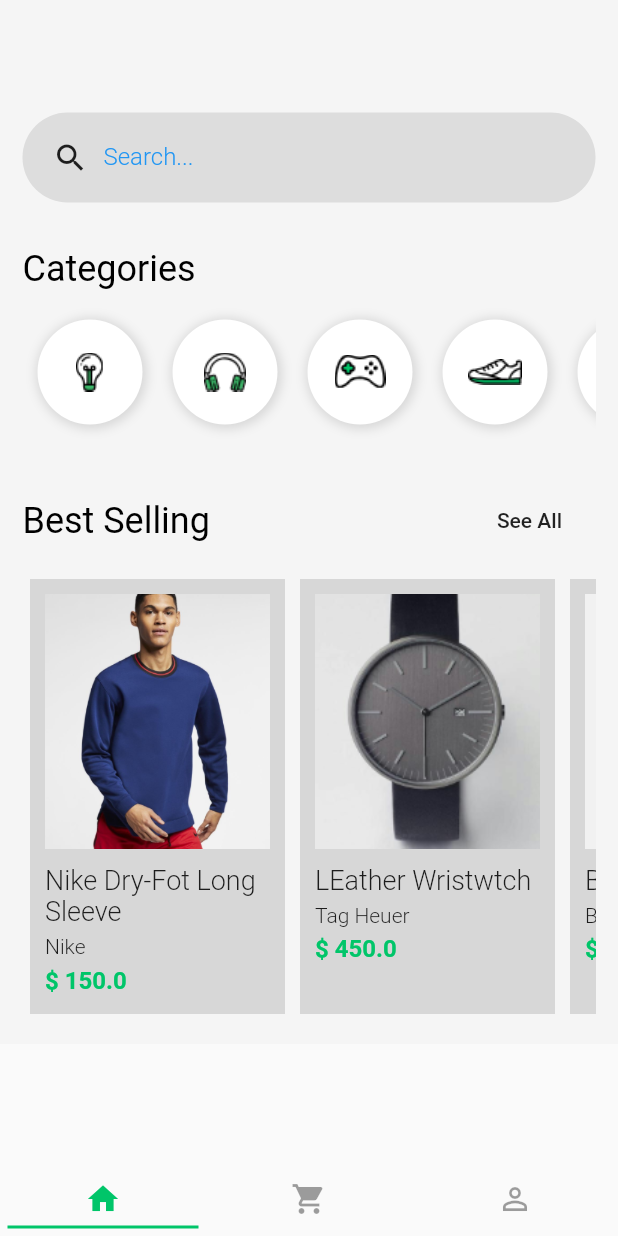
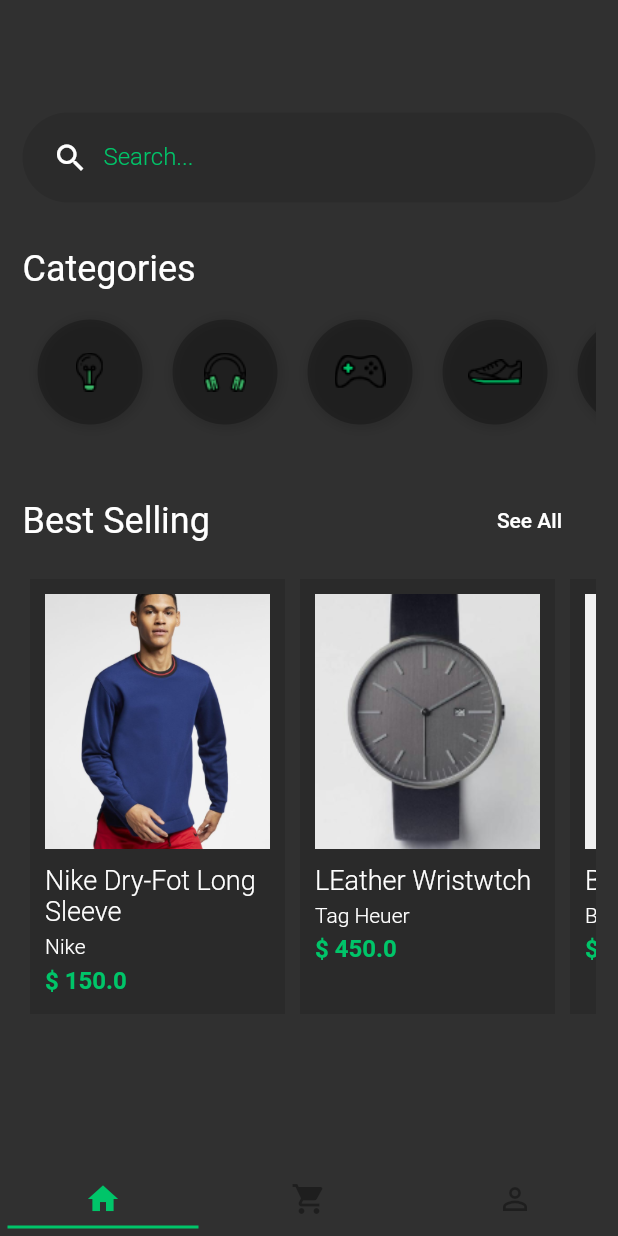
Before and after one commit to rodrigofelipejr/flutter-dart-balta.io, a Flutter app: the screen it shows after launch, on a phone screen of 412 x 824 dp. Run offline on Flutter 3.47's test engine with Material 2 defaults, Android fonts, the phone set to English and light mode, and no system bars; our stand-ins replace flutter_masked_text, shared_preferences.

Commit message:
Dominando Layouts no Flutter - Trocando Temas (darkYellowTheme)

```diff
--- a/app_shopping/lib/main.dart
+++ b/app_shopping/lib/main.dart
@@ -1,5 +1,7 @@
 import 'package:app_shopping/pages/tabs.page.dart';
-import 'package:app_shopping/theme/light.theme.dart';
+import 'package:app_shopping/themes/dark-yellow.theme.dart';
+import 'package:app_shopping/themes/dark.theme.dart';
+import 'package:app_shopping/themes/light.theme.dart';
 import 'package:flutter/material.dart';
 
 void main() => runApp(MyApp());
@@ -10,7 +12,7 @@ class MyApp extends StatelessWidget {
     return MaterialApp(
       title: "Flutter Demo",
       debugShowCheckedModeBanner: false,
-      theme: lightTheme(),
+      theme: darkTheme(),
       home: DefaultTabController(
         length: 3,
         child: TabsPage(),
--- a/app_shopping/lib/pages/home.page.dart
+++ b/app_shopping/lib/pages/home.page.dart
@@ -12,7 +12,6 @@ class HomePage extends StatelessWidget {
           padding: EdgeInsets.all(
             15,
           ),
-          color: Color(0xFFF5F5F5),
           child: Column(
             crossAxisAlignment: CrossAxisAlignment.stretch,
             children: [
--- /dev/null
+++ b/app_shopping/lib/themes/dark.theme.dart
@@ -0,0 +1,47 @@
+import 'package:flutter/material.dart';
+
+const brightness = Brightness.dark;
+const primaryColor = const Color(0xFF00C569);
+const lightColor = const Color(0XFFFFFFFF);
+const backgroundColor = const Color(0xFFF5F5F5);
+
+ThemeData darkTheme() {
+  return ThemeData(
+    // primarySwatch: primaryColor,
+    brightness: brightness,
+    // textTheme: new TextTheme(
+    // body1: new TextStyle(color: Colors.red),
+    // display4: new TextStyle(fontSize: 78),
+    // button: new TextStyle(color: Colors.green),
+    //headline: new TextStyle(color: Colors.black),
+    // ),
+    // tabBarTheme:
+    // accentIconTheme:
+    // accentTextTheme:
+    // appBarTheme:
+    // bottomAppBarTheme:
+    // buttonTheme: new ButtonThemeData(
+    //   buttonColor: Colors.orange,
+    //   textTheme: ButtonTextTheme.primary,
+    // ),
+    // cardTheme: CardTheme(
+    //   elevation: 5,
+    //   color: Colors.indigo,
+    // ),
+    // chipTheme:
+    // dialogTheme:
+    // floatingActionButtonTheme:
+    // iconTheme:
+    // inputDecorationTheme:
+    // pageTransitionsTheme:
+    // primaryIconTheme:
+    // primaryTextTheme:
+    // sliderTheme:
+    primaryColor: primaryColor,
+    accentColor: Colors.black26,
+    // fontFamily: 'Montserrat',
+    // buttonColor: Color(0xDD00C569),
+    // scaffoldBackgroundColor: backgroundColor,
+    // cardColor: Colors.white,
+  );
+}
--- a/app_shopping/lib/widgets/category/category-item.widget.dart
+++ b/app_shopping/lib/widgets/category/category-item.widget.dart
@@ -13,7 +13,7 @@ class CategoryItem extends StatelessWidget {
       padding: EdgeInsets.all(10),
       margin: EdgeInsets.all(10),
       decoration: BoxDecoration(
-        color: Colors.white,
+        color: Theme.of(context).accentColor,
         boxShadow: [
           new BoxShadow(
             color: Colors.black12,
--- a/app_shopping/lib/widgets/product/product-card-widget.dart
+++ b/app_shopping/lib/widgets/product/product-card-widget.dart
@@ -76,7 +76,7 @@ class ProductCard extends StatelessWidget {
             style: TextStyle(
               fontSize: 16,
               fontWeight: FontWeight.bold,
-              color: Color(0xFF00C569),
+              color: Theme.of(context).primaryColor,
             ),
           ),
         ],
--- a/app_shopping/lib/widgets/search-box.widget.dart
+++ b/app_shopping/lib/widgets/search-box.widget.dart
@@ -26,14 +26,14 @@ class SearchBox extends StatelessWidget {
                 labelText: "Search...",
                 border: InputBorder.none,
                 labelStyle: TextStyle(
-                  color: Colors.blue,
+                  color: Theme.of(context).primaryColor,
                   fontWeight: FontWeight.w300,
                   fontSize: 16,
                 ),
               ),
               style: TextStyle(
                 fontSize: 20,
-                color: Colors.blue,
+                color: Theme.of(context).primaryColor,
               ),
             ),
           )
```
Also changed, not shown: app_shopping/lib/themes/dark-yellow.theme.dart (added, +47 -0 lines), app_shopping/lib/themes/light.theme.dart (renamed from app_shopping/lib/theme/light.theme.dart).
